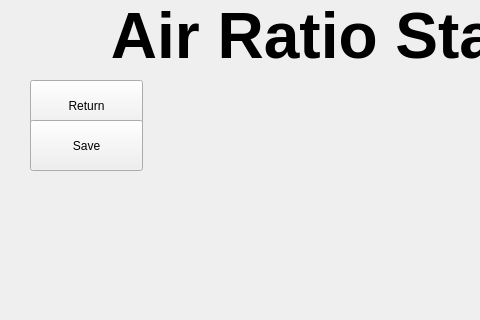
This is UI/AirRatioStatistics.ui in AndrewLiu0725/pyADR as Qt 5 draws it before an edit; both pictures show x 0 to 480 and y 110 to 430 of the 800 by 697 pixel window. The edited form follows.
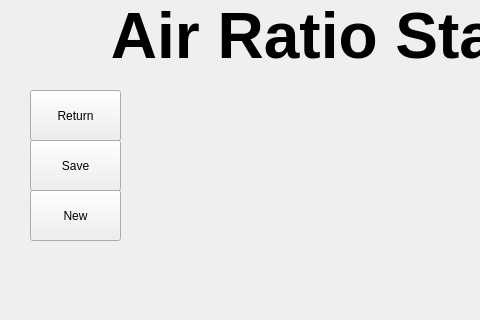
This is the edited form.

The edit to the form file:
```diff
--- a/UI/AirRatioStatistics.ui
+++ b/UI/AirRatioStatistics.ui
@@ -14,19 +14,6 @@
    <string>MainWindow</string>
   </property>
   <widget class="QWidget" name="centralwidget">
-   <widget class="QPushButton" name="return_2">
-    <property name="geometry">
-     <rect>
-      <x>30</x>
-      <y>190</y>
-      <width>113</width>
-      <height>51</height>
-     </rect>
-    </property>
-    <property name="text">
-     <string>Return</string>
-    </property>
-   </widget>
    <widget class="QLabel" name="label">
     <property name="geometry">
      <rect>
@@ -40,19 +27,6 @@
      <string>&lt;html&gt;&lt;head/&gt;&lt;body&gt;&lt;p align=&quot;center&quot;&gt;&lt;span style=&quot; font-size:48pt; font-weight:600;&quot;&gt;Air Ratio Statistics&lt;/span&gt;&lt;/p&gt;&lt;/body&gt;&lt;/html&gt;</string>
     </property>
    </widget>
-   <widget class="QPushButton" name="save">
-    <property name="geometry">
-     <rect>
-      <x>30</x>
-      <y>230</y>
-      <width>113</width>
-      <height>51</height>
-     </rect>
-    </property>
-    <property name="text">
-     <string>Save</string>
-    </property>
-   </widget>
    <widget class="QTableWidget" name="RatioTable">
     <property name="geometry">
      <rect>
@@ -150,6 +124,45 @@
      <string>&lt;html&gt;&lt;head/&gt;&lt;body&gt;&lt;p&gt;&lt;span style=&quot; font-size:24pt;&quot;&gt;TextLabel&lt;/span&gt;&lt;/p&gt;&lt;/body&gt;&lt;/html&gt;</string>
     </property>
    </widget>
+   <widget class="QPushButton" name="return_2">
+    <property name="geometry">
+     <rect>
+      <x>30</x>
+      <y>200</y>
+      <width>91</width>
+      <height>51</height>
+     </rect>
+    </property>
+    <property name="text">
+     <string>Return</string>
+    </property>
+   </widget>
+   <widget class="QPushButton" name="save">
+    <property name="geometry">
+     <rect>
+      <x>30</x>
+      <y>250</y>
+      <width>91</width>
+      <height>51</height>
+     </rect>
+    </property>
+    <property name="text">
+     <string>Save</string>
+    </property>
+   </widget>
+   <widget class="QPushButton" name="new_2">
+    <property name="geometry">
+     <rect>
+      <x>30</x>
+      <y>300</y>
+      <width>91</width>
+      <height>51</height>
+     </rect>
+    </property>
+    <property name="text">
+     <string>New</string>
+    </property>
+   </widget>
   </widget>
   <widget class="QMenuBar" name="menubar">
    <property name="geometry">
```
